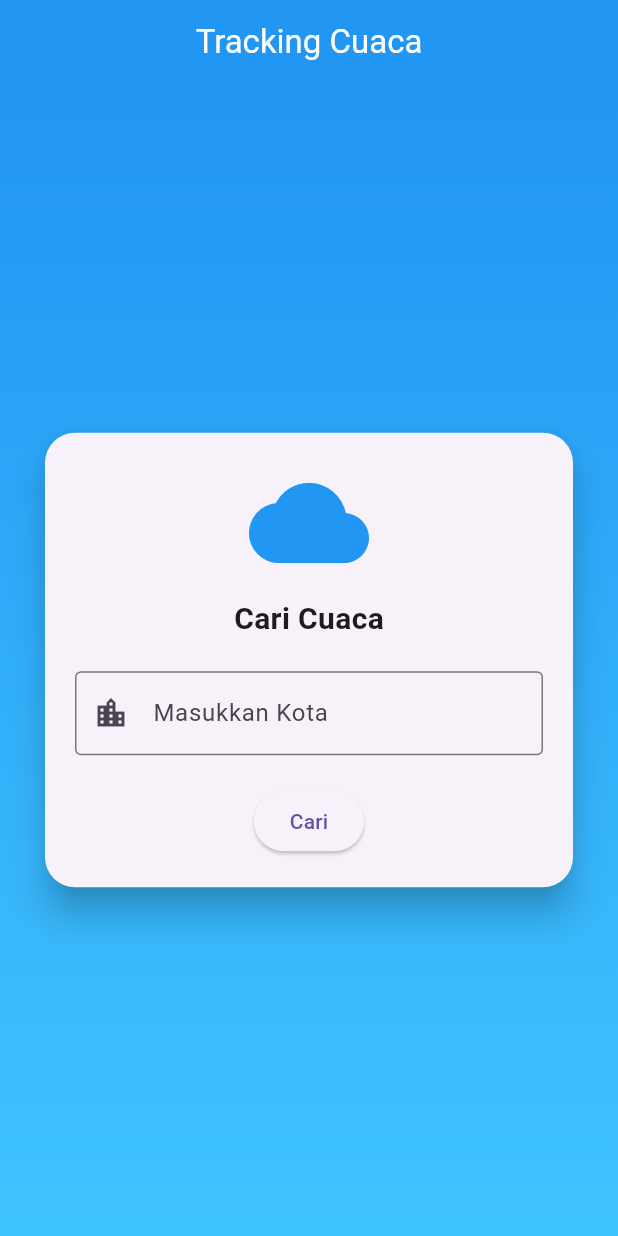
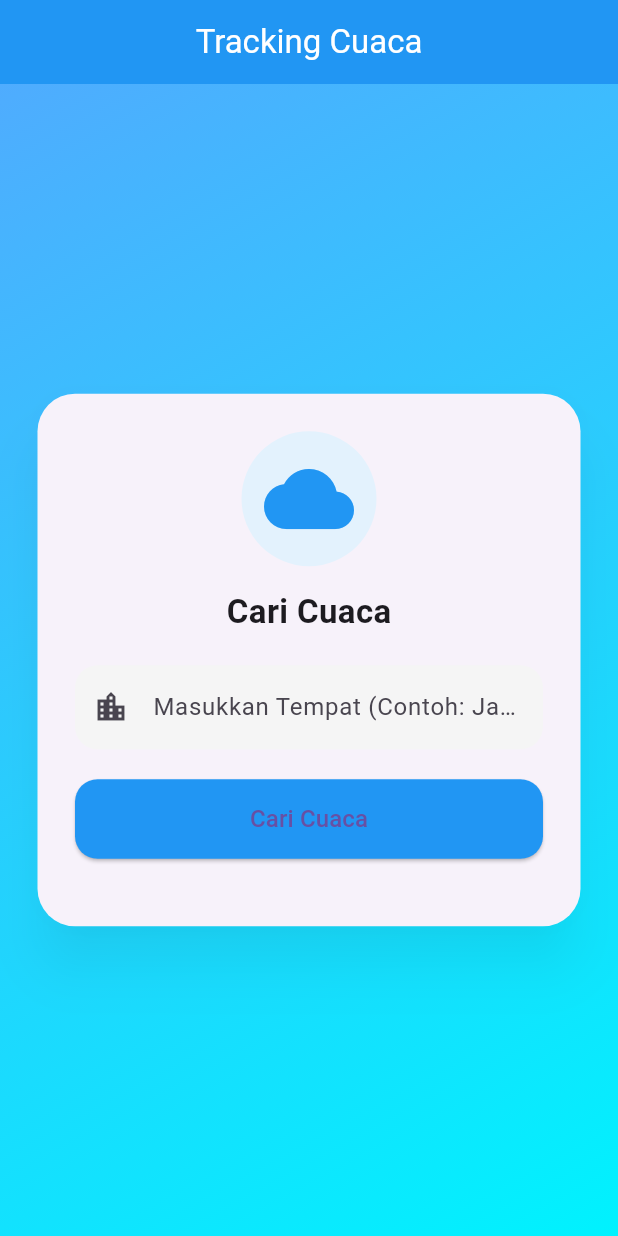
Before and after one commit to kurniaasyh/Aplikasi-Cuaca-Weather-App, a Flutter app: the screen it shows after launch, on a phone screen of 412 x 824 dp. Run offline on Flutter 3.47's test engine with Material 3 defaults, Android fonts, the phone set to English and light mode, and no system bars; our stand-ins replace shared_preferences.

Commit message:
menambah fitur histori pencarian dan optimalisasi tampilan utama

```diff
--- a/lib/pages/search_field.dart
+++ b/lib/pages/search_field.dart
@@ -1,5 +1,6 @@
 import 'package:flutter/material.dart';
 import 'package:flutter_aplikasi_cuaca/pages/result.dart';
+import 'package:shared_preferences/shared_preferences.dart';
 
 class SearchField extends StatefulWidget {
   const SearchField({super.key});
@@ -23,56 +24,118 @@ class _SearchFieldState extends State<SearchField> {
         height: double.infinity,
         decoration: const BoxDecoration(
           gradient: LinearGradient(
-            colors: [Colors.blue, Colors.lightBlueAccent],
-            begin: Alignment.topCenter,
-            end: Alignment.bottomCenter,
+            colors: [
+              Color(0xFF4facfe),
+              Color(0xFF00f2fe),
+            ],
+            begin: Alignment.topLeft,
+            end: Alignment.bottomRight,
           ),
         ),
         child: Center(
           child: Card(
-            elevation: 10,
-            margin: const EdgeInsets.symmetric(horizontal: 30),
+            elevation: 15,
+            shadowColor: Colors.black26,
+            margin: const EdgeInsets.symmetric(horizontal: 25),
             shape: RoundedRectangleBorder(
-              borderRadius: BorderRadius.circular(20),
+              borderRadius: BorderRadius.circular(25),
             ),
             child: Padding(
-              padding: const EdgeInsets.all(20),
+              padding: const EdgeInsets.all(25),
               child: Column(
                 mainAxisSize: MainAxisSize.min,
                 children: [
-                  const Icon(Icons.cloud, size: 80, color: Colors.blue),
-                  const SizedBox(height: 10),
+                  Container(
+                    padding: const EdgeInsets.all(15),
+                    decoration: BoxDecoration(
+                      color: Colors.blue.shade50,
+                      shape: BoxShape.circle,
+                    ),
+                    child:
+                        const Icon(Icons.cloud, size: 60, color: Colors.blue),
+                  ),
+                  const SizedBox(height: 15),
                   const Text(
                     "Cari Cuaca",
                     style: TextStyle(
-                      fontSize: 20,
+                      fontSize: 22,
                       fontWeight: FontWeight.bold,
                     ),
                   ),
                   const SizedBox(height: 20),
                   TextField(
                     controller: _controller,
-                    decoration: const InputDecoration(
-                      hintText: "Masukkan Kota",
-                      border: OutlineInputBorder(),
-                      prefixIcon: Icon(Icons.location_city),
+                    decoration: InputDecoration(
+                      hintText: "Masukkan Tempat (Contoh: Jakarta)",
+                      filled: true,
+                      fillColor: Colors.grey.shade100,
+                      border: OutlineInputBorder(
+                        borderRadius: BorderRadius.circular(15),
+                        borderSide: BorderSide.none,
+                      ),
+                      prefixIcon: const Icon(Icons.location_city),
                     ),
                   ),
                   const SizedBox(height: 20),
-                  ElevatedButton(
+                  SizedBox(
+                    width: double.infinity,
+                    child: ElevatedButton(
                       onPressed: () {
-                      if (_controller.text.isNotEmpty) {
+                        String city = _controller.text.trim();
+
+                        if (city.isNotEmpty) {
+                          addHistory(city);
+
                           Navigator.push(
                             context,
                             MaterialPageRoute(
-                            builder: (context) =>
-                                Result(city: _controller.text),
+                              builder: (context) => Result(city: city),
                             ),
                           );
                         }
                       },
-                    child: const Text("Cari"),
+                      style: ElevatedButton.styleFrom(
+                        padding: const EdgeInsets.symmetric(vertical: 15),
+                        backgroundColor: Colors.blue,
+                        shape: RoundedRectangleBorder(
+                          borderRadius: BorderRadius.circular(15),
                         ),
+                      ),
+                      child: const Text(
+                        "Cari Cuaca",
+                        style: TextStyle(fontSize: 16),
+                      ),
+                    ),
+                  ),
+                  const SizedBox(height: 20),
+                  if (searchHistory.isNotEmpty) ...[
+                    const Align(
+                      alignment: Alignment.centerLeft,
+                      child: Text(
+                        "History",
+                        style: TextStyle(
+                          fontWeight: FontWeight.bold,
+                          fontSize: 16,
+                        ),
+                      ),
+                    ),
+                    const SizedBox(height: 10),
+                    Wrap(
+                      spacing: 8,
+                      children: searchHistory.map((city) {
+                        return Chip(
+                          label: Text(city),
+                          deleteIcon: const Icon(Icons.close),
+                          onDeleted: () {
+                            setState(() {
+                              searchHistory.remove(city);
+                              saveHistory();
+                            });
+                          },
+                        );
+                      }).toList(),
+                    ),
+                  ],
                 ],
               ),
             ),
@@ -81,4 +144,43 @@ class _SearchFieldState extends State<SearchField> {
       ),
     );
   }
+
+  List<String> searchHistory = [];
+
+  @override
+  void initState() {
+    super.initState();
+    loadHistory();
   }
+
+  // 🔹 LOAD dari local storage
+  Future<void> loadHistory() async {
+    final prefs = await SharedPreferences.getInstance();
+    setState(() {
+      searchHistory = prefs.getStringList('history') ?? [];
+    });
+  }
+
+  // 🔹 SIMPAN ke local storage
+  Future<void> saveHistory() async {
+    final prefs = await SharedPreferences.getInstance();
+    await prefs.setStringList('history', searchHistory);
+  }
+
+  // 🔹 Tambah history
+  void addHistory(String city) {
+    setState(() {
+      searchHistory.remove(city);
+      searchHistory.insert(0, city);
+    });
+    saveHistory();
+  }
+
+  // 🔹 Hapus history
+  void removeHistory(int index) {
+    setState(() {
+      searchHistory.removeAt(index);
+    });
+    saveHistory();
+  }
+}
--- a/pubspec.yaml
+++ b/pubspec.yaml
@@ -8,6 +8,7 @@ dependencies:
   flutter:
     sdk: flutter
   http: ^1.2.0
+  shared_preferences: ^2.2.2
 
 dev_dependencies:
   flutter_test:
```
Also changed, not shown: pubspec.lock, 3 other files. Lines whose indentation alone changed are shown as unchanged.
